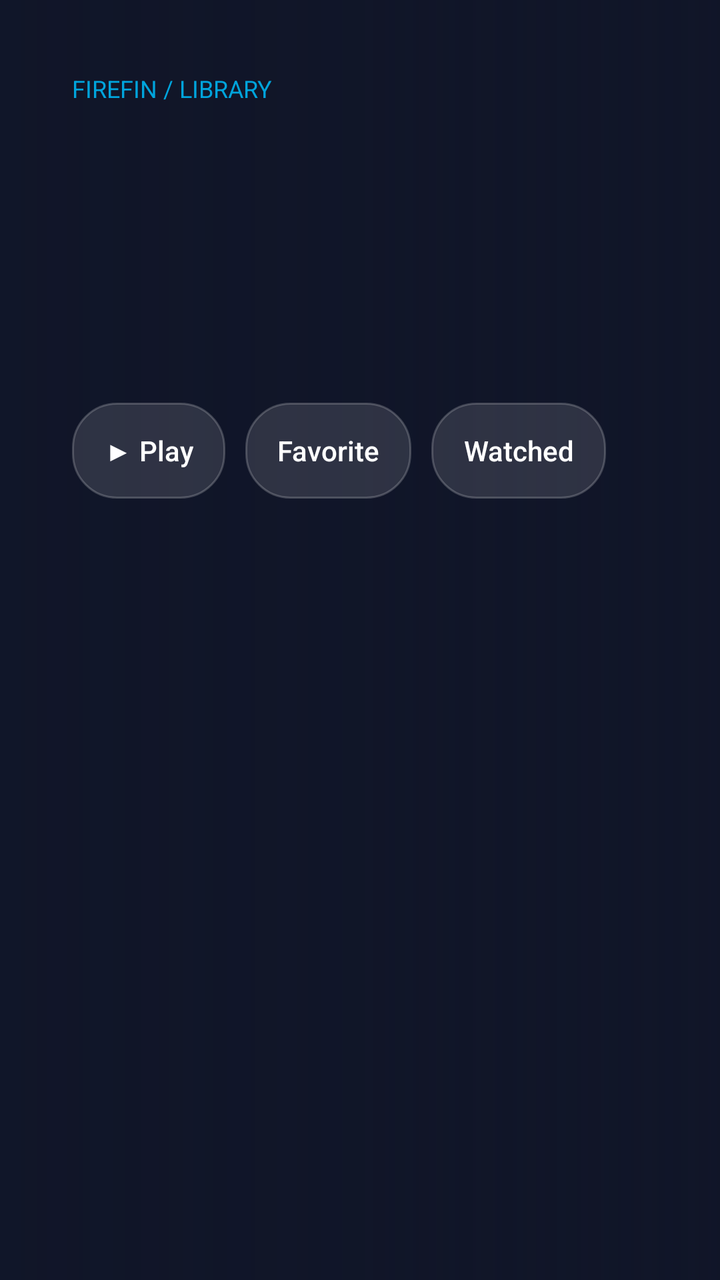
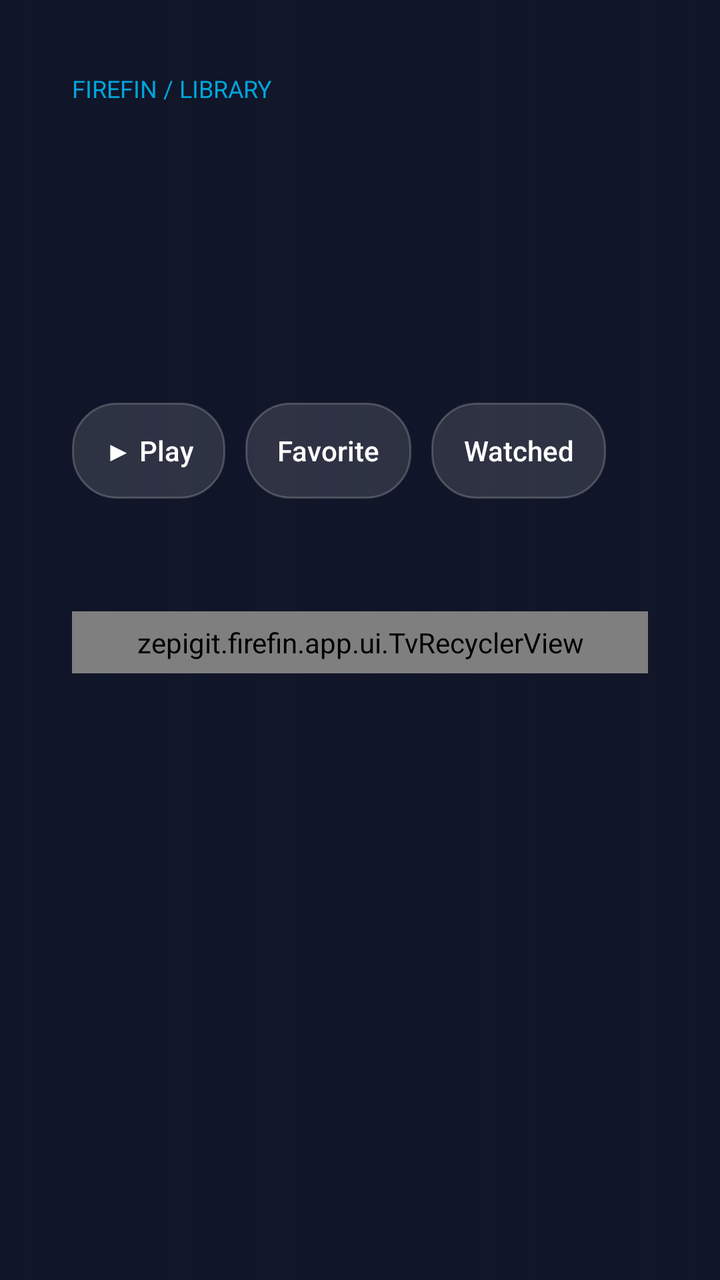

An Android layout rendered at two revisions. The XML below is the earlier revision; the diff shows what the commit changed to produce the second picture.
<!-- AndroidManifest.xml: application theme Theme.Firefin -->
<!-- res/layout/activity_detail.xml -->
<?xml version="1.0" encoding="utf-8"?>
<FrameLayout xmlns:android="http://schemas.android.com/apk/res/android" android:layout_width="match_parent" android:layout_height="match_parent" android:background="@color/background">
<ImageView android:id="@+id/backdrop" android:layout_width="match_parent" android:layout_height="match_parent" android:scaleType="centerCrop"/>
<View android:layout_width="match_parent" android:layout_height="match_parent" android:background="@drawable/backdrop_scrim"/>
<ScrollView android:layout_width="match_parent" android:layout_height="match_parent" android:fillViewport="true">
<LinearLayout android:layout_width="match_parent" android:layout_height="wrap_content" android:orientation="vertical" android:padding="36dp">
<TextView android:layout_width="wrap_content" android:layout_height="wrap_content" android:text="@string/detail_breadcrumb" android:textSize="12sp" android:textColor="@color/accent" android:layout_marginBottom="20dp"/>
<TextView android:id="@+id/name" android:layout_width="620dp" android:layout_height="wrap_content" android:textSize="32sp" android:textStyle="bold"/>
<TextView android:id="@+id/meta" android:layout_width="620dp" android:layout_height="wrap_content" android:layout_marginTop="12dp" android:textColor="@color/text_secondary" android:textSize="14sp"/>
<TextView android:id="@+id/overview" android:layout_width="620dp" android:layout_height="wrap_content" android:layout_marginTop="16dp" android:maxLines="5" android:ellipsize="end" android:lineSpacingExtra="3dp" android:textSize="14sp"/>
<LinearLayout android:layout_width="match_parent" android:layout_height="wrap_content" android:layout_marginTop="20dp" android:orientation="horizontal">
<Button android:id="@+id/playButton" android:layout_width="wrap_content" android:layout_height="48dp" android:text="@string/play_with_icon"/>
<Button android:id="@+id/restartButton" android:layout_width="wrap_content" android:layout_height="48dp" android:layout_marginStart="10dp" android:text="@string/restart" android:visibility="gone"/>
<Button android:id="@+id/favoriteButton" android:layout_width="wrap_content" android:layout_height="48dp" android:layout_marginStart="10dp" android:text="@string/favorite"/>
<Button android:id="@+id/watchedButton" android:layout_width="wrap_content" android:layout_height="48dp" android:layout_marginStart="10dp" android:text="@string/mark_watched"/>
<Button android:id="@+id/retryButton" android:layout_width="wrap_content" android:layout_height="48dp" android:layout_marginStart="10dp" android:text="@string/reload" android:visibility="gone"/>
</LinearLayout>
<TextView android:id="@+id/childrenTitle" android:layout_width="match_parent" android:layout_height="wrap_content" android:layout_marginTop="24dp" android:textSize="18sp"/>
<androidx.recyclerview.widget.RecyclerView android:id="@+id/children" android:layout_width="match_parent" android:layout_height="wrap_content" android:layout_marginTop="8dp" android:clipToPadding="false" android:padding="6dp"/>
</LinearLayout></ScrollView>
<ProgressBar android:id="@+id/progress" android:layout_width="wrap_content" android:layout_height="wrap_content" android:layout_gravity="center" android:visibility="gone"/>
</FrameLayout>
<!-- resources referenced by this layout -->
<resources>
  <color name="accent">#00A4DC</color>
  <color name="background">#101528</color>
  <color name="text_secondary">#B3B3B3</color>
  <!-- drawable backdrop_scrim (drawable) -->
  <?xml version="1.0" encoding="utf-8"?>
  <shape xmlns:android="http://schemas.android.com/apk/res/android"><gradient android:angle="0" android:startColor="#F2101528" android:centerColor="#C0101528" android:endColor="#55101528"/></shape>
  <string name="detail_breadcrumb">FIREFIN / LIBRARY</string>
  <string name="favorite">Favorite</string>
  <string name="mark_watched">Watched</string>
  <string name="play_with_icon">▶ Play</string>
  <string name="reload">Reload</string>
  <string name="restart">Start over</string>
  <style name="Theme.Firefin" parent="Theme.AppCompat.NoActionBar">
  <item name="android:windowBackground">@color/background</item><item name="android:windowFullscreen">true</item>
  <item name="colorPrimary">@color/accent</item><item name="colorAccent">@color/accent</item><item name="colorPrimaryDark">@color/background</item>
  <item name="android:colorPrimary">@color/accent</item><item name="android:colorAccent">@color/accent</item>
  <item name="android:textColorPrimary">@color/text_primary</item><item name="android:textColorSecondary">@color/text_secondary</item>
  <item name="buttonStyle">@style/Firefin.Button</item><item name="android:buttonStyle">@style/Firefin.Button</item>
  </style>
  <color name="text_primary">#FFFFFF</color>
  <style name="Firefin.Button" parent="Widget.AppCompat.Button">
  <item name="android:background">@drawable/button_background</item><item name="backgroundTint">@null</item>
  <item name="android:textColor">@color/button_text</item><item name="android:textAllCaps">false</item>
  <item name="android:textSize">14sp</item><item name="android:minWidth">48dp</item><item name="android:minHeight">44dp</item>
  <item name="android:paddingLeft">16dp</item><item name="android:paddingRight">16dp</item><item name="android:stateListAnimator">@null</item>
  </style>
  <!-- drawable button_background (drawable) -->
  <?xml version="1.0" encoding="utf-8"?>
  <selector xmlns:android="http://schemas.android.com/apk/res/android">
  <item android:state_focused="true"><shape><solid android:color="#00A4DC"/><corners android:radius="22dp"/><stroke android:width="2dp" android:color="#FFFFFF"/></shape></item>
  <item android:state_pressed="true"><shape><solid android:color="#007EA8"/><corners android:radius="22dp"/></shape></item>
  <item><shape><solid android:color="#20FFFFFF"/><corners android:radius="22dp"/><stroke android:width="1dp" android:color="#33FFFFFF"/></shape></item></selector>
</resources>

<!-- the commit's change to res/layout/activity_detail.xml (unified diff, before → after) -->
@@ -16,7 +16,7 @@
 <Button android:id="@+id/retryButton" android:layout_width="wrap_content" android:layout_height="48dp" android:layout_marginStart="10dp" android:text="@string/reload" android:visibility="gone"/>
 </LinearLayout>
 <TextView android:id="@+id/childrenTitle" android:layout_width="match_parent" android:layout_height="wrap_content" android:layout_marginTop="24dp" android:textSize="18sp"/>
-<androidx.recyclerview.widget.RecyclerView android:id="@+id/children" android:layout_width="match_parent" android:layout_height="wrap_content" android:layout_marginTop="8dp" android:clipToPadding="false" android:padding="6dp"/>
+<zepigit.firefin.app.ui.TvRecyclerView android:id="@+id/children" android:layout_width="match_parent" android:layout_height="wrap_content" android:layout_marginTop="8dp" android:clipToPadding="false" android:padding="6dp"/>
 </LinearLayout></ScrollView>
 <ProgressBar android:id="@+id/progress" android:layout_width="wrap_content" android:layout_height="wrap_content" android:layout_gravity="center" android:visibility="gone"/>
 </FrameLayout>
